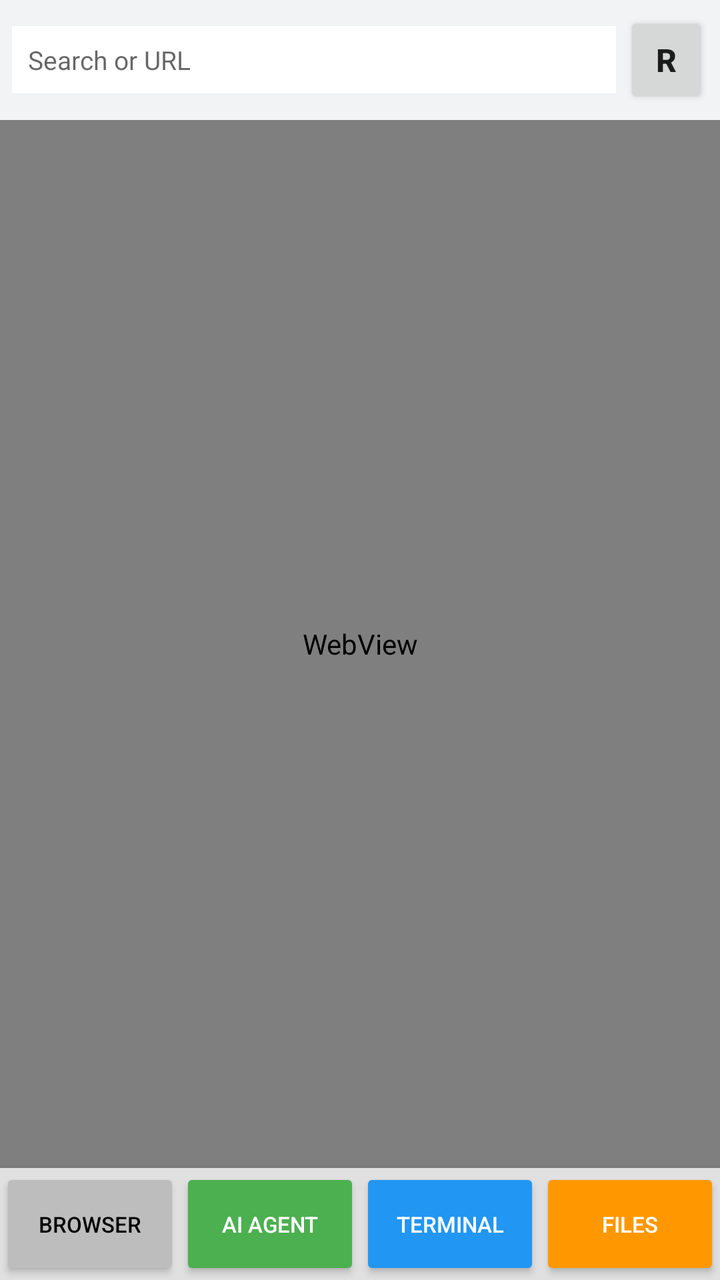
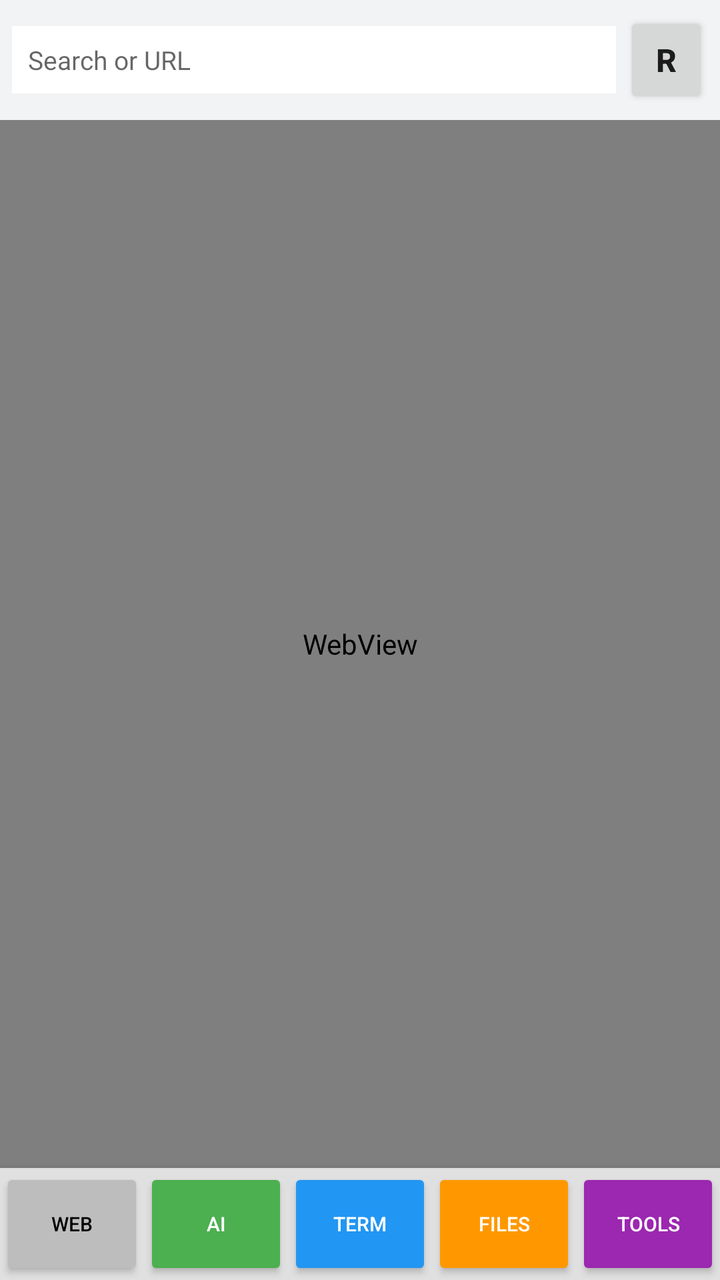

Compare the two renders of this Android layout. The source of the first and the diff that turns it into the second are given below.
<!-- AndroidManifest.xml: application theme AppTheme -->
<!-- res/layout/activity_browser.xml -->
<?xml version="1.0" encoding="utf-8"?>
<LinearLayout xmlns:android="http://schemas.android.com/apk/res/android"
    android:layout_width="match_parent"
    android:layout_height="match_parent"
    android:orientation="vertical"
    android:background="#FFFFFF">

    
    <LinearLayout
        android:layout_width="match_parent"
        android:layout_height="wrap_content"
        android:orientation="horizontal"
        android:padding="6dp"
        android:background="#F1F3F4"
        android:gravity="center_vertical">

        <EditText
            android:id="@+id/url_bar"
            android:layout_width="0dp"
            android:layout_height="wrap_content"
            android:layout_weight="1"
            android:hint="Search or URL"
            android:inputType="textUri"
            android:imeOptions="actionGo"
            android:singleLine="true"
            android:background="#FFFFFF"
            android:padding="8dp"
            android:textSize="13sp" />

        <Button
            android:id="@+id/btn_reload"
            android:layout_width="wrap_content"
            android:layout_height="wrap_content"
            android:layout_marginStart="4dp"
            android:text="R"
            android:textSize="16sp"
            android:textStyle="bold"
            android:minWidth="42dp"
            android:paddingHorizontal="6dp" />
    </LinearLayout>

    
    <WebView
        android:id="@+id/webview"
        android:layout_width="match_parent"
        android:layout_height="0dp"
        android:layout_weight="1" />

    
    <LinearLayout
        android:layout_width="match_parent"
        android:layout_height="56dp"
        android:orientation="horizontal"
        android:background="#E0E0E0"
        android:elevation="8dp">

        <Button
            android:id="@+id/btn_nav_browser"
            android:layout_width="0dp"
            android:layout_height="match_parent"
            android:layout_weight="1"
            android:text="Browser"
            android:textSize="11sp"
            android:backgroundTint="#BDBDBD"
            android:textColor="#000000" />

        <Button
            android:id="@+id/btn_nav_agent"
            android:layout_width="0dp"
            android:layout_height="match_parent"
            android:layout_weight="1"
            android:text="AI Agent"
            android:textSize="11sp"
            android:backgroundTint="#4CAF50"
            android:textColor="#FFFFFF" />

        <Button
            android:id="@+id/btn_nav_terminal"
            android:layout_width="0dp"
            android:layout_height="match_parent"
            android:layout_weight="1"
            android:text="Terminal"
            android:textSize="11sp"
            android:backgroundTint="#2196F3"
            android:textColor="#FFFFFF" />

        <Button
            android:id="@+id/btn_nav_files"
            android:layout_width="0dp"
            android:layout_height="match_parent"
            android:layout_weight="1"
            android:text="Files"
            android:textSize="11sp"
            android:backgroundTint="#FF9800"
            android:textColor="#FFFFFF" />
    </LinearLayout>
</LinearLayout>
<!-- resources referenced by this layout -->
<resources>
  <style name="AppTheme" parent="@android:style/Theme.Material.Light.NoActionBar">
          <item name="android:statusBarColor">#FFFFFF</item>
          <item name="android:windowLightStatusBar">true</item>
          <item name="android:navigationBarColor">#FFFFFF</item>
      </style>
</resources>

<!-- the commit's change to res/layout/activity_browser.xml (unified diff, before → after) -->
@@ -5,7 +5,6 @@
     android:orientation="vertical"
     android:background="#FFFFFF">
 
-    
     <LinearLayout
         android:layout_width="match_parent"
         android:layout_height="wrap_content"
@@ -39,14 +38,12 @@
             android:paddingHorizontal="6dp" />
     </LinearLayout>
 
-    
     <WebView
         android:id="@+id/webview"
         android:layout_width="match_parent"
         android:layout_height="0dp"
         android:layout_weight="1" />
 
-    
     <LinearLayout
         android:layout_width="match_parent"
         android:layout_height="56dp"
@@ -59,8 +56,8 @@
             android:layout_width="0dp"
             android:layout_height="match_parent"
             android:layout_weight="1"
-            android:text="Browser"
-            android:textSize="11sp"
+            android:text="Web"
+            android:textSize="10sp"
             android:backgroundTint="#BDBDBD"
             android:textColor="#000000" />
 
@@ -69,8 +66,8 @@
             android:layout_width="0dp"
             android:layout_height="match_parent"
             android:layout_weight="1"
-            android:text="AI Agent"
-            android:textSize="11sp"
+            android:text="AI"
+            android:textSize="10sp"
             android:backgroundTint="#4CAF50"
             android:textColor="#FFFFFF" />
 
@@ -79,8 +76,8 @@
             android:layout_width="0dp"
             android:layout_height="match_parent"
             android:layout_weight="1"
-            android:text="Terminal"
-            android:textSize="11sp"
+            android:text="Term"
+            android:textSize="10sp"
             android:backgroundTint="#2196F3"
             android:textColor="#FFFFFF" />
 
@@ -90,8 +87,18 @@
             android:layout_height="match_parent"
             android:layout_weight="1"
             android:text="Files"
-            android:textSize="11sp"
+            android:textSize="10sp"
             android:backgroundTint="#FF9800"
+            android:textColor="#FFFFFF" />
+
+        <Button
+            android:id="@+id/btn_nav_tools"
+            android:layout_width="0dp"
+            android:layout_height="match_parent"
+            android:layout_weight="1"
+            android:text="Tools"
+            android:textSize="10sp"
+            android:backgroundTint="#9C27B0"
             android:textColor="#FFFFFF" />
     </LinearLayout>
 </LinearLayout>
